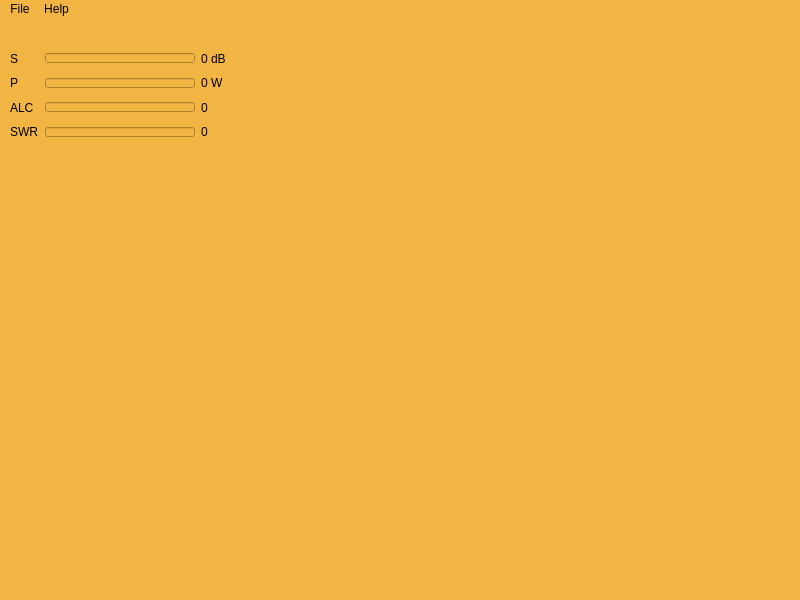
eloranta/HamVibe, file mainwindow.ui: the form before one commit.
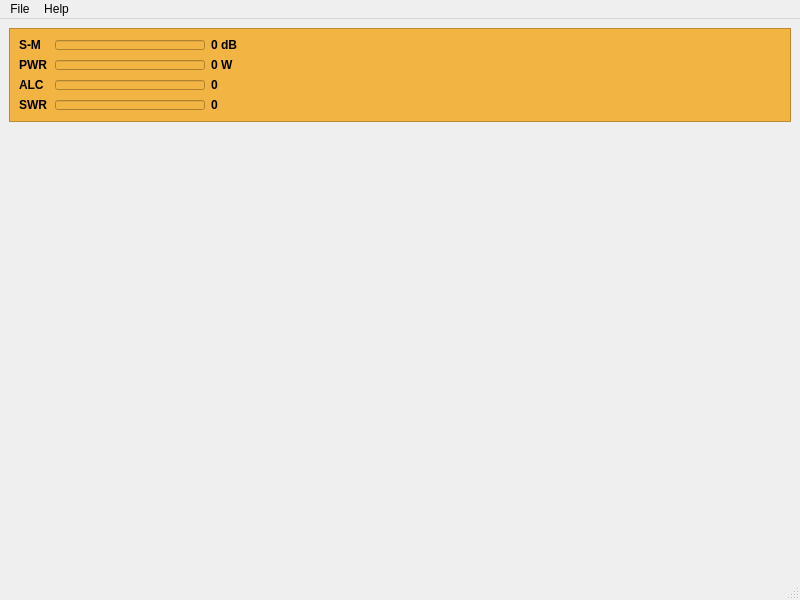
The form after the commit.

Commit message: changed labels bold

```diff
--- a/mainwindow.ui
+++ b/mainwindow.ui
@@ -13,26 +13,54 @@
   <property name="windowTitle">
    <string>HamVibe</string>
   </property>
-  <property name="styleSheet">
-   <string notr="true">background-color: rgb(242, 180, 67);</string>
-  </property>
   <widget class="QWidget" name="centralwidget">
-   <widget class="QWidget" name="metersWidget">
-    <property name="geometry">
-     <rect>
-      <x>10</x>
-      <y>30</y>
-      <width>220</width>
-      <height>92</height>
-     </rect>
-    </property>
+   <layout class="QGridLayout" name="gridLayout">
+    <item row="0" column="0">
+     <widget class="QFrame" name="frame">
+      <property name="styleSheet">
+       <string notr="true">background-color: rgb(242, 180, 67);</string>
+      </property>
+      <property name="frameShape">
+       <enum>QFrame::Shape::StyledPanel</enum>
+      </property>
+      <property name="frameShadow">
+       <enum>QFrame::Shadow::Raised</enum>
+      </property>
+      <layout class="QHBoxLayout" name="horizontalLayout_5">
+       <item>
     <layout class="QVBoxLayout" name="metersLayout">
      <item>
       <layout class="QHBoxLayout" name="horizontalLayout">
        <item>
         <widget class="QLabel" name="label">
+            <property name="sizePolicy">
+             <sizepolicy hsizetype="Fixed" vsizetype="Preferred">
+              <horstretch>0</horstretch>
+              <verstretch>0</verstretch>
+             </sizepolicy>
+            </property>
+            <property name="minimumSize">
+             <size>
+              <width>30</width>
+              <height>0</height>
+             </size>
+            </property>
+            <property name="maximumSize">
+             <size>
+              <width>30</width>
+              <height>16777215</height>
+             </size>
+            </property>
+            <property name="font">
+             <font>
+              <bold>true</bold>
+             </font>
+            </property>
          <property name="text">
-          <string>S</string>
+             <string>S-M</string>
+            </property>
+            <property name="alignment">
+             <set>Qt::AlignmentFlag::AlignLeft|Qt::AlignmentFlag::AlignVCenter</set>
          </property>
         </widget>
        </item>
@@ -85,6 +113,11 @@
        </item>
        <item>
         <widget class="QLabel" name="sValue">
+            <property name="font">
+             <font>
+              <bold>true</bold>
+             </font>
+            </property>
          <property name="text">
           <string>0 dB</string>
          </property>
@@ -96,8 +129,34 @@
       <layout class="QHBoxLayout" name="horizontalLayout_2">
        <item>
         <widget class="QLabel" name="label_2">
+            <property name="sizePolicy">
+             <sizepolicy hsizetype="Fixed" vsizetype="Preferred">
+              <horstretch>0</horstretch>
+              <verstretch>0</verstretch>
+             </sizepolicy>
+            </property>
+            <property name="minimumSize">
+             <size>
+              <width>30</width>
+              <height>0</height>
+             </size>
+            </property>
+            <property name="maximumSize">
+             <size>
+              <width>30</width>
+              <height>16777215</height>
+             </size>
+            </property>
+            <property name="font">
+             <font>
+              <bold>true</bold>
+             </font>
+            </property>
          <property name="text">
-          <string>P</string>
+             <string>PWR</string>
+            </property>
+            <property name="alignment">
+             <set>Qt::AlignmentFlag::AlignLeft|Qt::AlignmentFlag::AlignVCenter</set>
          </property>
         </widget>
        </item>
@@ -150,6 +209,11 @@
        </item>
        <item>
         <widget class="QLabel" name="powerValue">
+            <property name="font">
+             <font>
+              <bold>true</bold>
+             </font>
+            </property>
          <property name="text">
           <string>0 W</string>
          </property>
@@ -161,9 +225,35 @@
       <layout class="QHBoxLayout" name="horizontalLayout_3">
        <item>
         <widget class="QLabel" name="label_3">
+            <property name="sizePolicy">
+             <sizepolicy hsizetype="Fixed" vsizetype="Preferred">
+              <horstretch>0</horstretch>
+              <verstretch>0</verstretch>
+             </sizepolicy>
+            </property>
+            <property name="minimumSize">
+             <size>
+              <width>30</width>
+              <height>0</height>
+             </size>
+            </property>
+            <property name="maximumSize">
+             <size>
+              <width>30</width>
+              <height>16777215</height>
+             </size>
+            </property>
+            <property name="font">
+             <font>
+              <bold>true</bold>
+             </font>
+            </property>
          <property name="text">
           <string>ALC</string>
          </property>
+            <property name="alignment">
+             <set>Qt::AlignmentFlag::AlignLeft|Qt::AlignmentFlag::AlignVCenter</set>
+            </property>
         </widget>
        </item>
        <item>
@@ -215,6 +305,11 @@
        </item>
        <item>
         <widget class="QLabel" name="alcValue">
+            <property name="font">
+             <font>
+              <bold>true</bold>
+             </font>
+            </property>
          <property name="text">
           <string>0</string>
          </property>
@@ -226,9 +321,35 @@
       <layout class="QHBoxLayout" name="horizontalLayout_4">
        <item>
         <widget class="QLabel" name="label_4">
+            <property name="sizePolicy">
+             <sizepolicy hsizetype="Fixed" vsizetype="Preferred">
+              <horstretch>0</horstretch>
+              <verstretch>0</verstretch>
+             </sizepolicy>
+            </property>
+            <property name="minimumSize">
+             <size>
+              <width>30</width>
+              <height>0</height>
+             </size>
+            </property>
+            <property name="maximumSize">
+             <size>
+              <width>30</width>
+              <height>16777215</height>
+             </size>
+            </property>
+            <property name="font">
+             <font>
+              <bold>true</bold>
+             </font>
+            </property>
          <property name="text">
           <string>SWR</string>
          </property>
+            <property name="alignment">
+             <set>Qt::AlignmentFlag::AlignLeft|Qt::AlignmentFlag::AlignVCenter</set>
+            </property>
         </widget>
        </item>
        <item>
@@ -280,6 +401,11 @@
        </item>
        <item>
         <widget class="QLabel" name="swrValue">
+            <property name="font">
+             <font>
+              <bold>true</bold>
+             </font>
+            </property>
          <property name="text">
           <string>0</string>
          </property>
@@ -288,7 +414,37 @@
       </layout>
      </item>
     </layout>
-   </widget>
+       </item>
+       <item>
+        <spacer name="horizontalSpacer">
+         <property name="orientation">
+          <enum>Qt::Orientation::Horizontal</enum>
+         </property>
+         <property name="sizeHint" stdset="0">
+          <size>
+           <width>557</width>
+           <height>20</height>
+          </size>
+         </property>
+        </spacer>
+       </item>
+      </layout>
+     </widget>
+    </item>
+    <item row="1" column="0">
+     <spacer name="verticalSpacer">
+      <property name="orientation">
+       <enum>Qt::Orientation::Vertical</enum>
+      </property>
+      <property name="sizeHint" stdset="0">
+       <size>
+        <width>20</width>
+        <height>418</height>
+       </size>
+      </property>
+     </spacer>
+    </item>
+   </layout>
   </widget>
   <widget class="QMenuBar" name="menubar">
    <property name="geometry">
```
Lines whose indentation alone changed are shown as unchanged.
